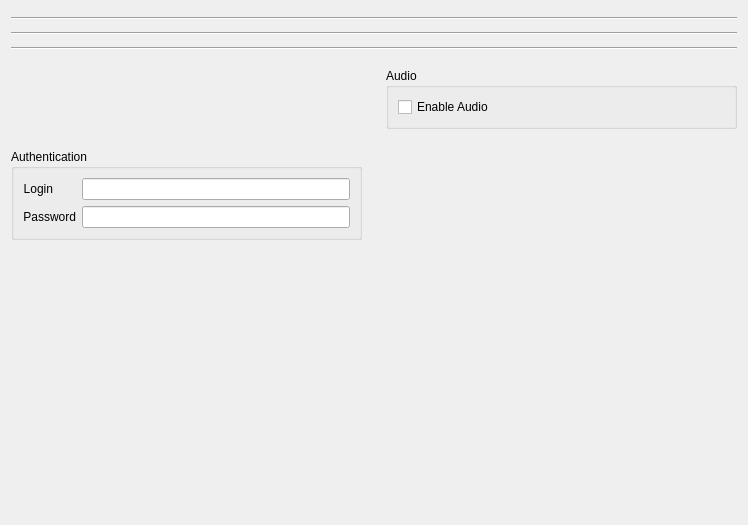
Above: client/nx_client_desktop/src/nx/client/desktop/resource_properties/camera/camera_settings_general_tab_widget.ui from networkoptix/nx_open before the change. Below: the same form after it.
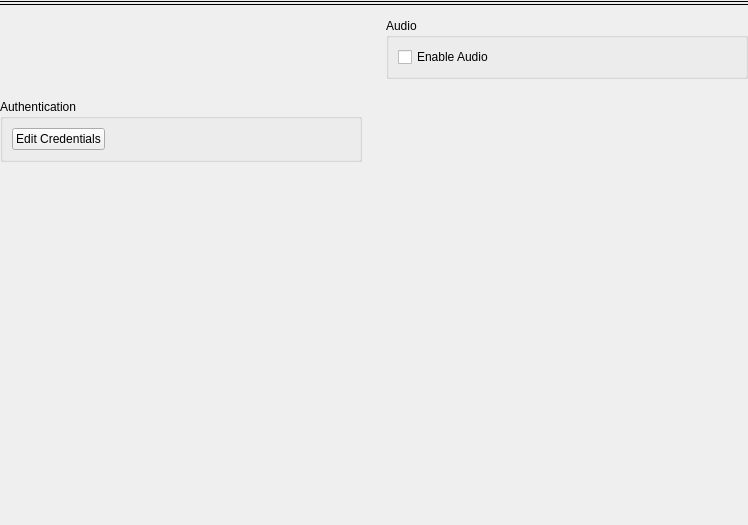
That is the form after the change. Custom widgets are drawn as their Qt base class.

Commit message:
VMS-7661: Redesigned camera settings dialog: info panel
<==== Mercurial data ====>
Branch: vms

What changed in the file:
```diff
--- a/client/nx_client_desktop/src/nx/client/desktop/resource_properties/camera/camera_settings_general_tab_widget.ui
+++ b/client/nx_client_desktop/src/nx/client/desktop/resource_properties/camera/camera_settings_general_tab_widget.ui
@@ -10,26 +10,30 @@
     <height>525</height>
    </rect>
   </property>
-  <layout class="QVBoxLayout" name="verticalLayout">
-   <item>
-    <widget class="QnAlertBar" name="topAlertBar" native="true">
-     <property name="text" stdset="0">
-      <string>TextLabel</string>
-     </property>
-    </widget>
-   </item>
-   <item>
-    <widget class="Line" name="line_3">
-     <property name="orientation">
-      <enum>Qt::Horizontal</enum>
-     </property>
-    </widget>
-   </item>
+  <layout class="QVBoxLayout" name="verticalLayout" stretch="0,0,0,0,0,1">
+   <property name="spacing">
+    <number>0</number>
+   </property>
+   <property name="leftMargin">
+    <number>0</number>
+   </property>
+   <property name="topMargin">
+    <number>0</number>
+   </property>
+   <property name="rightMargin">
+    <number>0</number>
+   </property>
+   <property name="bottomMargin">
+    <number>0</number>
+   </property>
    <item>
     <widget class="nx::client::desktop::CameraInfoWidget" name="cameraInfoWidget" native="true"/>
    </item>
    <item>
-    <widget class="Line" name="line_2">
+    <widget class="Line" name="overLicensingLine">
+     <property name="frameShadow">
+      <enum>QFrame::Plain</enum>
+     </property>
      <property name="orientation">
       <enum>Qt::Horizontal</enum>
      </property>
@@ -39,7 +43,10 @@
     <widget class="QnLicensesProposeWidget" name="licensingWidget" native="true"/>
    </item>
    <item>
-    <widget class="Line" name="line">
+    <widget class="Line" name="overGridLine">
+     <property name="frameShadow">
+      <enum>QFrame::Plain</enum>
+     </property>
      <property name="orientation">
       <enum>Qt::Horizontal</enum>
      </property>
@@ -77,12 +84,6 @@
      </item>
      <item row="0" column="0">
       <widget class="nx::client::desktop::ImageControlWidget" name="imageControlWidget" native="true">
-       <property name="minimumSize">
-        <size>
-         <width>0</width>
-         <height>20</height>
-        </size>
-       </property>
        <property name="focusPolicy">
         <enum>Qt::TabFocus</enum>
        </property>
@@ -96,37 +97,17 @@
        <property name="flat">
         <bool>true</bool>
        </property>
-       <layout class="QFormLayout" name="authenticationFormLayout">
-        <property name="fieldGrowthPolicy">
-         <enum>QFormLayout::AllNonFixedFieldsGrow</enum>
-        </property>
-        <item row="0" column="0">
-         <widget class="QLabel" name="loginLabel">
-          <property name="text">
-           <string>Login</string>
+       <layout class="QVBoxLayout" name="verticalLayout_2">
+        <item>
+         <widget class="QPushButton" name="editCredentialsButton">
+          <property name="sizePolicy">
+           <sizepolicy hsizetype="Fixed" vsizetype="Fixed">
+            <horstretch>0</horstretch>
+            <verstretch>0</verstretch>
+           </sizepolicy>
           </property>
-          <property name="alignment">
-           <set>Qt::AlignRight|Qt::AlignTrailing|Qt::AlignVCenter</set>
-          </property>
-         </widget>
-        </item>
-        <item row="0" column="1">
-         <widget class="QLineEdit" name="loginEdit"/>
-        </item>
-        <item row="1" column="0">
-         <widget class="QLabel" name="passwordLabel">
           <property name="text">
-           <string>Password</string>
-          </property>
-          <property name="alignment">
-           <set>Qt::AlignRight|Qt::AlignTrailing|Qt::AlignVCenter</set>
-          </property>
-         </widget>
-        </item>
-        <item row="1" column="1">
-         <widget class="QLineEdit" name="passwordEdit">
-          <property name="echoMode">
-           <enum>QLineEdit::PasswordEchoOnEdit</enum>
+           <string>Edit Credentials</string>
           </property>
          </widget>
         </item>
@@ -151,11 +132,6 @@
   </layout>
  </widget>
  <customwidgets>
-  <customwidget>
-   <class>QnAlertBar</class>
-   <extends>QWidget</extends>
-   <header location="global">ui/widgets/common/alert_bar.h</header>
-  </customwidget>
   <customwidget>
    <class>nx::client::desktop::ImageControlWidget</class>
    <extends>QWidget</extends>
```
Left out of the diff: 4 changed lines with no effect on the pictures. The commit also changes 18 other files.
